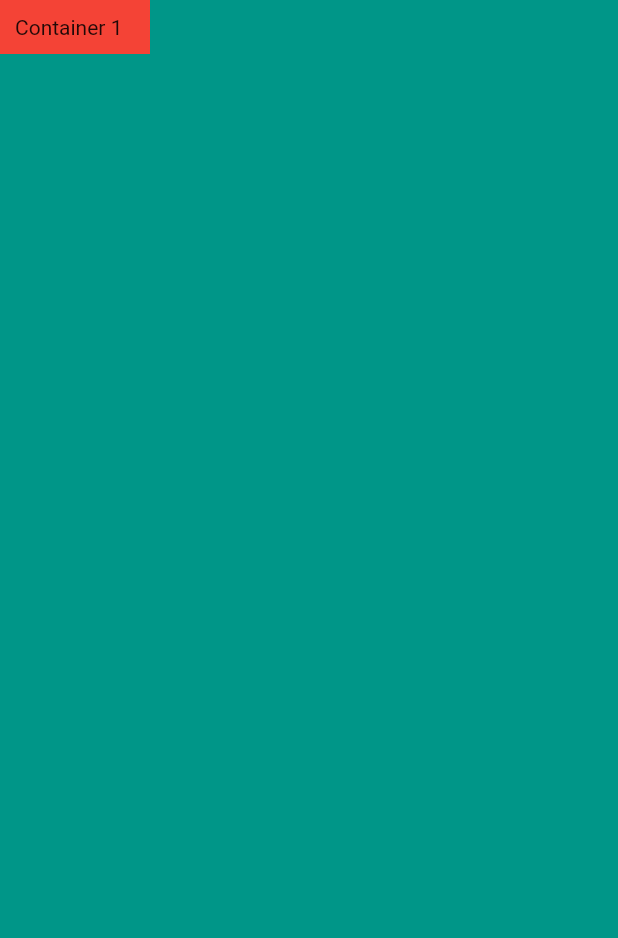
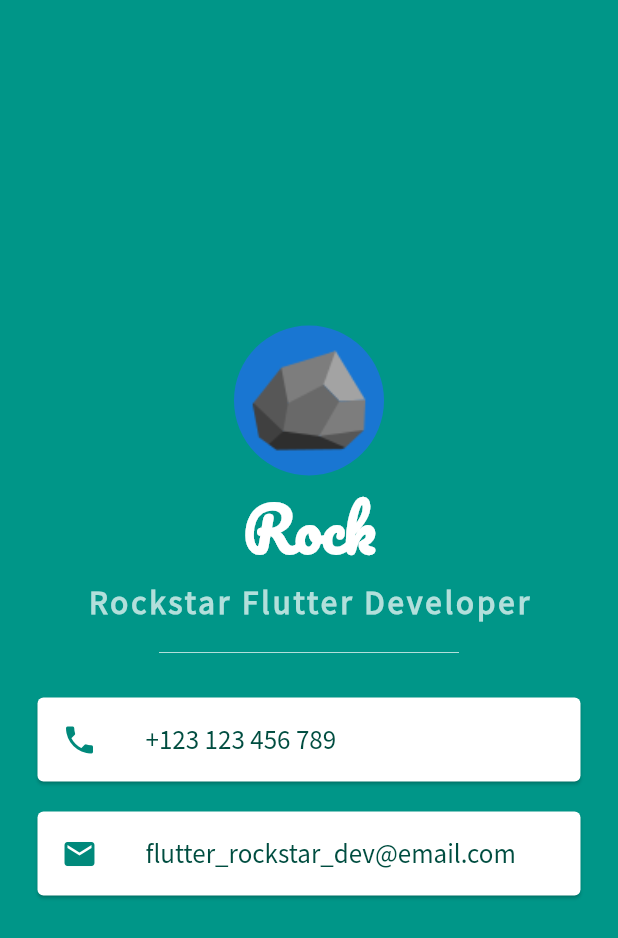
Before and after one commit to marcelom17/The-Complete-Flutter-Development-Bootcamp-with-Dart, a Flutter app: the screen it shows after launch, on a phone screen of 412 x 824 dp. Shown: the top 938 px of the screen. Run offline on Flutter 3.47's test engine with Material 2 defaults, Android fonts, the phone set to English and light mode, and no system bars.

Commit message:
[NEW] Full Section 6 with complete Business Card, with columns, cards with list tile, Custom fonts + material icons

```diff
--- a/Lesson 6 - MiCard/mi_card_flutter-master/lib/main.dart
+++ b/Lesson 6 - MiCard/mi_card_flutter-master/lib/main.dart
@@ -1,3 +1,5 @@
+import 'dart:convert';
+
 import 'package:flutter/material.dart';
 
 void main() {
@@ -13,19 +15,74 @@ class MyApp extends StatelessWidget {
       home: Scaffold(
         backgroundColor: Colors.teal,
         body: SafeArea(
-          child: Row(
-            //mainAxisAlignment: MainAxisAlignment.spaceBetween,
-            //crossAxisAlignment: CrossAxisAlignment.stretch,
+          child: Column(
+            mainAxisAlignment: MainAxisAlignment.center,
+            //crossAxisAlignment: CrossAxisAlignment.center,
             //mainAxisSize: MainAxisSize.min,
             //verticalDirection: VerticalDirection.up,
             children: <Widget>[
-              Container(
-                width: 100.0,
-                //margin: EdgeInsets.symmetric(vertical: 50.0, horizontal: 20.0),
-                padding: EdgeInsets.all(10.0),
-                color: Colors.red,
-                child: Text("Container 1"),
+              CircleAvatar(
+                radius: 50.0,
+                backgroundImage: AssetImage('assets/rock.png'),
               ),
+              Text(
+                'Rock',
+                style: TextStyle(
+                    fontSize: 40.0,
+                    color: Colors.white,
+                    fontWeight: FontWeight.bold,
+                    fontFamily: 'Pacifico'),
+              ),
+              Text(
+                'Rockstar Flutter Developer',
+                style: TextStyle(
+                    fontSize: 22.0,
+                    color: Colors.teal.shade100,
+                    letterSpacing: 2.0,
+                    fontWeight: FontWeight.bold,
+                    fontFamily: 'SourceSansPro'),
+              ),
+              SizedBox(
+                height: 40.0,
+                width: 200.0,
+                child: Divider(color: Colors.teal.shade100),
+              ),
+              Card(
+                color: Colors.white,
+                margin: EdgeInsets.symmetric(vertical: 10.0, horizontal: 25.0),
+                child: ListTile(
+                  leading: Icon(
+                    Icons.phone,
+                    color: Colors.teal.shade600,
+                  ),
+                  title: Text(
+                    "+123 123 456 789",
+                    style: TextStyle(
+                      color: Colors.teal.shade900,
+                      fontFamily: 'SourceSansPro',
+                      fontSize: 18.0,
+                    ),
+                  ),
+                ),
+              ),
+              Card(
+                color: Colors.white,
+                margin: EdgeInsets.symmetric(vertical: 10.0, horizontal: 25.0),
+                child: ListTile(
+                  leading: Icon(
+                    Icons.mail,
+                    color: Colors.teal.shade600,
+                  ),
+                  title: Text(
+                    "flutter_rockstar_dev@email.com",
+                    style: TextStyle(
+                      color: Colors.teal.shade900,
+                      fontFamily: 'SourceSansPro',
+                      fontSize: 18.0,
+                    ),
+                  ),
+                ),
+              )
             ],
           ),
         ),
```
Also changed, not shown: Lesson 6 - MiCard/mi_card_flutter-master/pubspec.yaml (+10 -11 lines), Lesson 6 - MiCard/mi_card_flutter-master/assets/fonts/Pacifico-Regular.ttf (added), Lesson 6 - MiCard/mi_card_flutter-master/assets/fonts/SourceSansPro-Regular.ttf (added), Lesson 6 - MiCard/mi_card_flutter-master/assets/rock.png (added).
